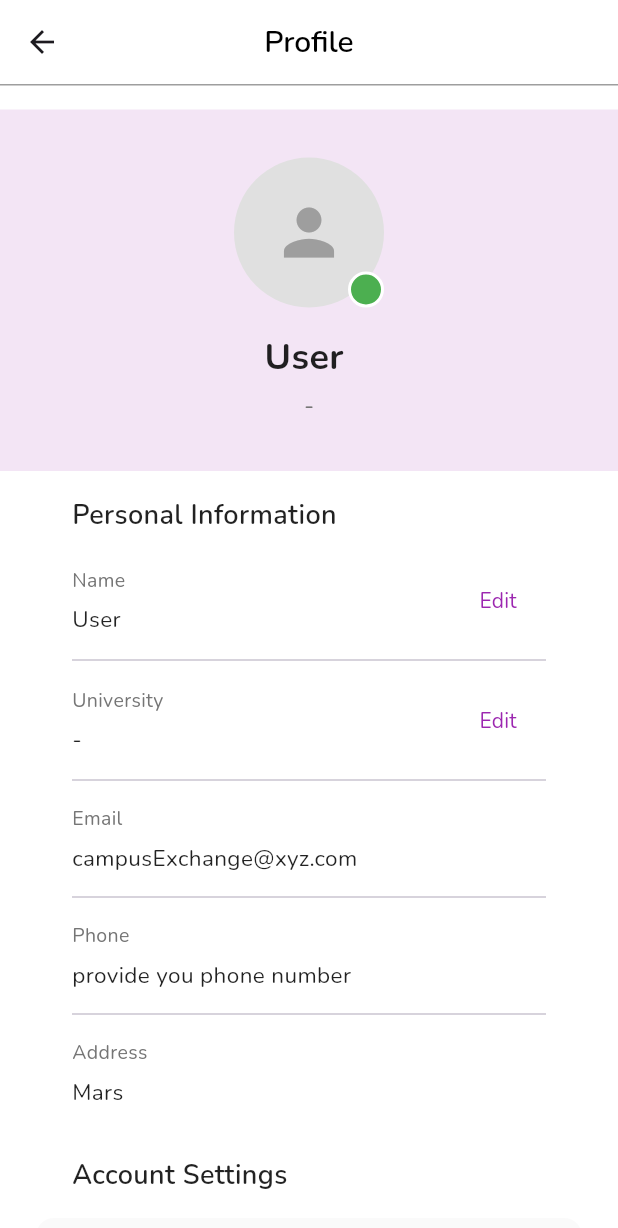
After one commit to Sahil-Bishnoi107/CampusExchange, a Flutter app: the ProfilePage screen opened directly, on a phone screen of 412 x 824 dp. The commit adds this screen. Shown: the top 1228 px of the screen. Run offline on Flutter 3.47's test engine with Material 3 defaults, Android fonts, the phone set to English and light mode, and no system bars; our stand-ins replace cached_network_image, flutter_svg, hive, hive_flutter, icons_plus, image_picker and 1 more; missing offline and left inert: cloudinary_public; accounts and stored records are empty; network calls fail.

Commit message:
profile page created

```diff
--- /dev/null
+++ b/lib/Models/User.dart
@@ -0,0 +1,45 @@
+class UserModel {
+  final String userId;
+  final String username;
+  final String email;
+  final String? profilePic;
+  final String? address;
+  final String? phone;
+  final String? university;
+
+  UserModel({
+    required this.userId,
+    required this.username,
+    required this.email,
+    this.profilePic,
+    this.address,
+    this.phone,
+    this.university,
+  });
+
+  // From JSON (for API responses)
+  factory UserModel.fromJson(Map<String, dynamic> json) {
+    return UserModel(
+      userId: json['user_id'],
+      username: json['username'],
+      email: json['email'],
+      profilePic: json['profilepic'],
+      address: json['address'],
+      phone: json['phone'],
+      university: json['university'],
+    );
+  }
+
+
+  Map<String, dynamic> toJson() {
+    return {
+      'user_id': userId,
+      'username': username,
+      'email': email,
+      'profilepic': profilePic,
+      'address': address,
+      'phone': phone,
+      'university': university,
+    };
+  }
+}
--- a/lib/main.dart
+++ b/lib/main.dart
@@ -1,4 +1,5 @@
 import 'package:ecommerceapp/providers/MyItemsProvider.dart';
+import 'package:ecommerceapp/providers/UserProvider.dart';
 import 'package:ecommerceapp/providers/imagepickerprovider.dart';
 import 'package:ecommerceapp/providers/reviewsProvider.dart';
 import 'package:ecommerceapp/screens/Loginpage.dart';
@@ -19,7 +20,8 @@ void main() async {
     providers: [
       ChangeNotifierProvider(create: (_) => ImagePickerProvider()),
       ChangeNotifierProvider(create: (_) => Myitemsprovider()),
-      ChangeNotifierProvider(create: (_) => Reviewsprovider())
+      ChangeNotifierProvider(create: (_) => Reviewsprovider()),
+      ChangeNotifierProvider(create: (_) => UserProvider())
     ],
     child: const MyApp()));
 }
--- /dev/null
+++ b/lib/providers/UserProvider.dart
@@ -0,0 +1,34 @@
+import 'dart:convert';
+
+import 'package:ecommerceapp/Models/User.dart';
+import 'package:ecommerceapp/services/ItemServices.dart';
+import 'package:flutter/material.dart';
+import 'package:supabase_flutter/supabase_flutter.dart';
+import 'package:http/http.dart' as http;
+
+class UserProvider extends ChangeNotifier{
+ UserModel user = UserModel( userId: "anything", username: "User ", email: "campusExchange@xyz.com",address: "Mars",phone: "provide you phone number",university: "-");
+
+ //TO GET THE CURRENT USER
+ Future<void> getUser() async{
+  final supabase = Supabase.instance.client;
+  final currentuser = supabase.auth.currentUser;
+  final id = currentuser!.id;
+  final url = Uri.parse("${baseurl}/api/item/me/${id}");
+  try{
+    final response = await http.get(url);
+    if(response.statusCode == 200){
+      final rawjson = jsonDecode(response.body);
+      user = UserModel.fromJson(rawjson);
+      print("üser found");
+    }
+    else{
+      print("could not get user with error ${response.statusCode}");
+    }
+    notifyListeners();
+  }
+  catch(e){print("failsed to fetch user with exception ${e}");}
+
+ }
+
+}
--- /dev/null
+++ b/lib/screens/Profilepage.dart
@@ -0,0 +1,415 @@
+import 'package:ecommerceapp/providers/UserProvider.dart';
+import 'package:flutter/material.dart';
+import 'package:provider/provider.dart';
+
+
+
+class ProfilePage extends StatefulWidget {
+  const ProfilePage({Key? key}) : super(key: key);
+
+  @override
+  State<ProfilePage> createState() => _ProfilePageState();
+}
+
+class _ProfilePageState extends State<ProfilePage> {
+  @override
+  void initState() {
+    super.initState();
+    WidgetsBinding.instance.addPostFrameCallback((_) {
+      Provider.of<UserProvider>(context, listen: false).getUser();
+    });
+  }
+
+  @override
+  Widget build(BuildContext context) {
+    return Scaffold(
+      backgroundColor: Colors.white,
+      appBar: AppBar(
+        surfaceTintColor: Colors.white,
+        backgroundColor: Colors.white,
+        elevation: 0,
+        title: const Text(
+          'Profile',
+          style: TextStyle(
+            color: Colors.black,
+            fontSize: 20,
+            fontWeight: FontWeight.w600,
+          ),
+        ),
+        bottom: PreferredSize(preferredSize: const Size.fromHeight(1), child: Container(height: 1,color: Colors.grey,)),
+        centerTitle: true,
+      ),
+      body: Consumer<UserProvider>(
+        builder: (context, userProvider, child) {
+          final user = userProvider.user;
+
+          if (user == null) {
+            return const Center(child: CircularProgressIndicator());
+          }
+
+          return SingleChildScrollView(
+            child: Column(
+              crossAxisAlignment: CrossAxisAlignment.start,
+              children: [
+                //Container(width: double.infinity,height: 1,color: const Color.fromRGBO(200, 200, 200, 1),),
+                // Profile Header
+                Container(
+                  width: double.infinity,
+                  margin: const EdgeInsets.symmetric(vertical: 16),
+                  padding: const EdgeInsets.all(32),
+                  decoration: BoxDecoration(
+                    color: const Color(0xFFF3E5F5),
+                   // borderRadius: BorderRadius.circular(16),
+                  ),
+                  child: Column(
+                    children: [
+                      Stack(
+                        children: [
+                          CircleAvatar(
+                            radius: 50,
+                            backgroundColor: Colors.grey[300],
+                            backgroundImage: user.profilePic != null && user.profilePic!.isNotEmpty
+                                ? NetworkImage(user.profilePic!)
+                                : null,
+                            child: user.profilePic == null || user.profilePic!.isEmpty
+                                ? const Icon(Icons.person, size: 50, color: Colors.grey)
+                                : null,
+                          ),
+                          Positioned(
+                            bottom: 0,
+                            right: 0,
+                            child: Container(
+                              width: 24,
+                              height: 24,
+                              decoration: BoxDecoration(
+                                color: Colors.green,
+                                shape: BoxShape.circle,
+                                border: Border.all(color: Colors.white, width: 2),
+                              ),
+                            ),
+                          ),
+                        ],
+                      ),
+                      const SizedBox(height: 16),
+                      Text(
+                        user.username ?? 'User Name',
+                        style: const TextStyle(
+                          fontSize: 24,
+                          fontWeight: FontWeight.bold,
+                          color: Colors.black87,
+                        ),
+                      ),
+                      const SizedBox(height: 4),
+                      Text(
+                        user.university ?? 'University',
+                        style: TextStyle(
+                          fontSize: 16,
+                          color: Colors.grey[600],
+                        ),
+                      ),
+                    ],
+                  ),
+                ),
+
+                // Personal Information Section
+                Padding(
+                  padding: const EdgeInsets.symmetric(horizontal: 24),
+                  child: Column(
+                    crossAxisAlignment: CrossAxisAlignment.start,
+                    children: [
+                      const Padding(
+                        padding: EdgeInsets.only(left: 24),
+                        child: Text(
+                          'Personal Information',
+                          style: TextStyle(
+                            fontSize: 18,
+                            fontWeight: FontWeight.w600,
+                            color: Colors.black87,
+                          ),
+                        ),
+                      ),
+                      const SizedBox(height: 20),
+
+                      // Name
+                      _buildInfoRow(
+                        'Name',
+                        user.username ?? 'N/A',
+                        showEdit: true,
+                      ),
+                      const Divider(height: 32, indent: 24, endIndent: 24),
+
+                      // University
+                      _buildInfoRow(
+                        'University',
+                        user.university ?? 'N/A',
+                        showEdit: true,
+                      ),
+                      const Divider(height: 32, indent: 24, endIndent: 24),
+
+                      // Email
+                      _buildInfoRow(
+                        'Email',
+                        user.email ?? 'N/A',
+                        showEdit: false,
+                      ),
+                      const Divider(height: 32, indent: 24, endIndent: 24),
+
+                      // Phone
+                      _buildInfoRow(
+                        'Phone',
+                        user.phone ?? 'N/A',
+                        showEdit: false,
+                      ),
+                      const Divider(height: 32, indent: 24, endIndent: 24),
+
+                      // Address
+                      _buildInfoRow(
+                        'Address',
+                        user.address ?? 'N/A',
+                        showEdit: false,
+                      ),
+                    ],
+                  ),
+                ),
+
+                const SizedBox(height: 32),
+
+                // Account Settings Section
+                Padding(
+                  padding: const EdgeInsets.symmetric(horizontal: 24),
+                  child: Column(
+                    crossAxisAlignment: CrossAxisAlignment.start,
+                    children: [
+                      const Padding(
+                        padding: EdgeInsets.only(left: 24),
+                        child: Text(
+                          'Account Settings',
+                          style: TextStyle(
+                            fontSize: 18,
+                            fontWeight: FontWeight.w600,
+                            color: Colors.black87,
+                          ),
+                        ),
+                      ),
+                      const SizedBox(height: 16),
+
+                      _buildSettingsOption(
+                        icon: Icons.lock_outline,
+                        iconColor: const Color(0xFF9C27B0),
+                        title: 'Change Password',
+                        onTap: () {
+                          // TODO: Implement change password
+                        },
+                      ),
+                      const SizedBox(height: 8),
+
+                      _buildSettingsOption(
+                        icon: Icons.shield_outlined,
+                        iconColor: const Color(0xFF9C27B0),
+                        title: 'Privacy Settings',
+                        onTap: () {
+                          // TODO: Implement privacy settings
+                        },
+                      ),
+                      const SizedBox(height: 8),
+
+                      _buildSettingsOption(
+                        icon: Icons.notifications_outlined,
+                        iconColor: const Color(0xFF9C27B0),
+                        title: 'Notifications',
+                        onTap: () {
+                          // TODO: Implement notifications
+                        },
+                      ),
+                    ],
+                  ),
+                ),
+
+                const SizedBox(height: 32),
+
+                // App Preferences Section
+                Padding(
+                  padding: const EdgeInsets.symmetric(horizontal: 24),
+                  child: Column(
+                    crossAxisAlignment: CrossAxisAlignment.start,
+                    children: [
+                      const Padding(
+                        padding: EdgeInsets.only(left: 24),
+                        child: Text(
+                          'App Preferences',
+                          style: TextStyle(
+                            fontSize: 18,
+                            fontWeight: FontWeight.w600,
+                            color: Colors.black87,
+                          ),
+                        ),
+                      ),
+                      const SizedBox(height: 16),
+
+                      _buildSettingsOption(
+                        icon: Icons.settings_outlined,
+                        iconColor: const Color(0xFF9C27B0),
+                        title: 'General Settings',
+                        onTap: () {
+                          // TODO: Implement general settings
+                        },
+                      ),
+                      const SizedBox(height: 8),
+
+                      _buildSettingsOption(
+                        icon: Icons.help_outline,
+                        iconColor: const Color(0xFF9C27B0),
+                        title: 'Help & Support',
+                        onTap: () {
+                          // TODO: Implement help & support
+                        },
+                      ),
+                    ],
+                  ),
+                ),
+
+                const SizedBox(height: 24),
+
+                // Logout Button
+                Padding(
+                  padding: const EdgeInsets.symmetric(horizontal: 16),
+                  child: SizedBox(
+                    width: double.infinity,
+                    child: ElevatedButton(
+                      onPressed: () {
+                        // TODO: Implement logout
+                      },
+                      style: ElevatedButton.styleFrom(
+                        backgroundColor: const Color(0xFFFF6B9D),
+                        padding: const EdgeInsets.symmetric(vertical: 16),
+                        shape: RoundedRectangleBorder(
+                          borderRadius: BorderRadius.circular(12),
+                        ),
+                        elevation: 0,
+                      ),
+                      child: Row(
+                        mainAxisAlignment: MainAxisAlignment.center,
+                        children: const [
+                          Icon(Icons.logout, color: Colors.white),
+                          SizedBox(width: 8),
+                          Text(
+                            'Logout',
+                            style: TextStyle(
+                              fontSize: 16,
+                              fontWeight: FontWeight.w600,
+                              color: Colors.white,
+                            ),
+                          ),
+                        ],
+                      ),
+                    ),
+                  ),
+                ),
+
+                const SizedBox(height: 16),
+
+                // Footer
+
+              ],
+            ),
+          );
+        },
+      ),
+    );
+  }
+
+  Widget _buildInfoRow(String label, String value, {bool showEdit = false}) {
+    return Padding(
+      padding: const EdgeInsets.symmetric(horizontal: 24),
+      child: Row(
+        mainAxisAlignment: MainAxisAlignment.spaceBetween,
+        children: [
+          Expanded(
+            child: Column(
+              crossAxisAlignment: CrossAxisAlignment.start,
+              children: [
+                Text(
+                  label,
+                  style: TextStyle(
+                    fontSize: 13,
+                    color: Colors.grey[600],
+                  ),
+                ),
+                const SizedBox(height: 6),
+                Text(
+                  value,
+                  style: const TextStyle(
+                    fontSize: 15,
+                    color: Colors.black87,
+                    fontWeight: FontWeight.w500,
+                  ),
+                ),
+              ],
+            ),
+          ),
+          if (showEdit)
+            TextButton(
+              onPressed: () {
+                // TODO: Implement edit functionality
+              },
+              child: const Text(
+                'Edit',
+                style: TextStyle(
+                  fontSize: 14,
+                  color: Color(0xFF9C27B0),
+                  fontWeight: FontWeight.w500,
+                ),
+              ),
+            ),
+        ],
+      ),
+    );
+  }
+
+  Widget _buildSettingsOption({
+    required IconData icon,
+    required Color iconColor,
+    required String title,
+    required VoidCallback onTap,
+  }) {
+    return InkWell(
+      onTap: onTap,
+      borderRadius: BorderRadius.circular(12),
+      child: Container(
+        padding: const EdgeInsets.symmetric(horizontal: 12, vertical: 16),
+        decoration: BoxDecoration(
+          color: Colors.grey[50],
+          borderRadius: BorderRadius.circular(12),
+        ),
+        child: Row(
+          children: [
+            Container(
+              padding: const EdgeInsets.all(8),
+              decoration: BoxDecoration(
+                color: iconColor.withOpacity(0.1),
+                borderRadius: BorderRadius.circular(8),
+              ),
+              child: Icon(icon, color: iconColor, size: 20),
+            ),
+            const SizedBox(width: 12),
+            Expanded(
+              child: Text(
+                title,
+                style: const TextStyle(
+                  fontSize: 16,
+                  color: Colors.black87,
+                  fontWeight: FontWeight.w500,
+                ),
+              ),
+            ),
+            Icon(
+              Icons.chevron_right,
+              color: Colors.grey[400],
+              size: 24,
+            ),
+          ],
+        ),
+      ),
+    );
+  }
+}
--- a/lib/screens/mainscreen.dart
+++ b/lib/screens/mainscreen.dart
@@ -1,4 +1,5 @@
 import 'package:ecommerceapp/screens/HomePage.dart';
+import 'package:ecommerceapp/screens/Profilepage.dart';
 import 'package:ecommerceapp/screens/SearchPage.dart';
 import 'package:ecommerceapp/screens/myitemsscreen.dart';
 import 'package:ecommerceapp/widgets/bottomnavbar.dart';
@@ -18,7 +19,7 @@ class _MainscreenState extends State<Mainscreen> {
     SearchPage(),
     MyItemsScreen(),
     const Center(child: Text('History Page', style: TextStyle(fontSize: 24))),
-    const Center(child: Text('Profile Page', style: TextStyle(fontSize: 24))),
+    ProfilePage(),
   ];
   @override
   Widget build(BuildContext context) {
--- a/lib/services/ItemServices.dart
+++ b/lib/services/ItemServices.dart
@@ -9,7 +9,7 @@ import 'package:supabase_flutter/supabase_flutter.dart';
 import 'dart:convert';
 
 
-String baseurl = "https://297e270ba03c.ngrok-free.app";
+String baseurl = "https://65f3dca733e8.ngrok-free.app";
 Future<void> postItem(String title,String des,int price,String category,String address,BuildContext context,String labels) async{
   final supabase = Supabase.instance.client;
   final user = supabase.auth.currentUser;
```
